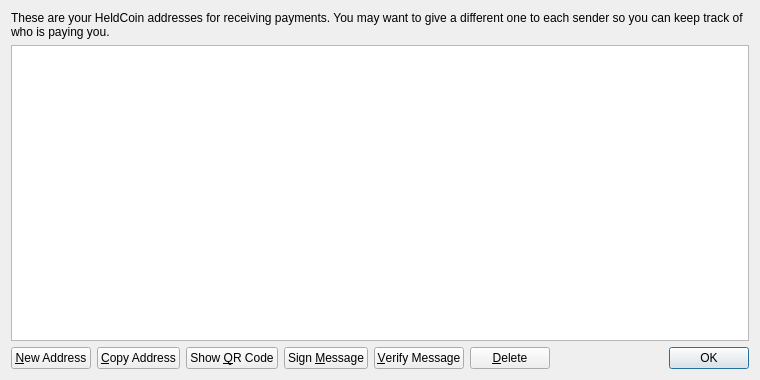
This is src/qt/forms/addressbookpage.ui in admecoin/h as Qt 5 draws it before an edit. The edited form follows.
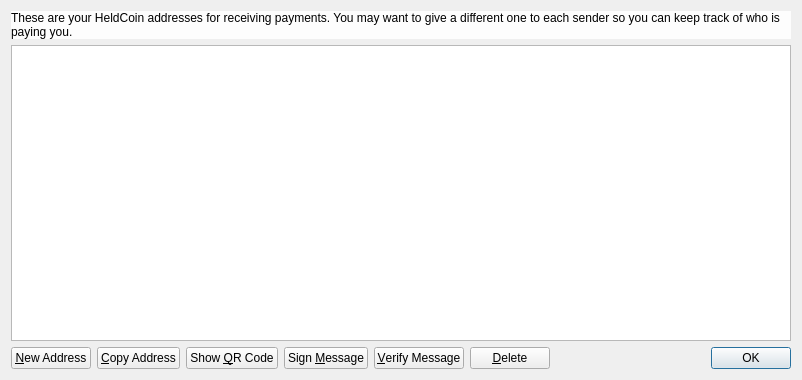
This is the edited form.

What changed in the file:
```diff
--- a/src/qt/forms/addressbookpage.ui
+++ b/src/qt/forms/addressbookpage.ui
@@ -6,7 +6,7 @@
    <rect>
     <x>0</x>
     <y>0</y>
-    <width>760</width>
+    <width>802</width>
     <height>380</height>
    </rect>
   </property>
@@ -16,6 +16,10 @@
   <layout class="QVBoxLayout" name="verticalLayout">
    <item>
     <widget class="QLabel" name="labelExplanation">
+     <property name="styleSheet">
+      <string notr="true"> background-color:rgb(255,255,255,220);
+    border:none;</string>
+     </property>
      <property name="text">
       <string>These are your HeldCoin addresses for receiving payments. You may want to give a different one to each sender so you can keep track of who is paying you.</string>
      </property>
```
Left out of the diff: 4 changed lines with no effect on the pictures.
